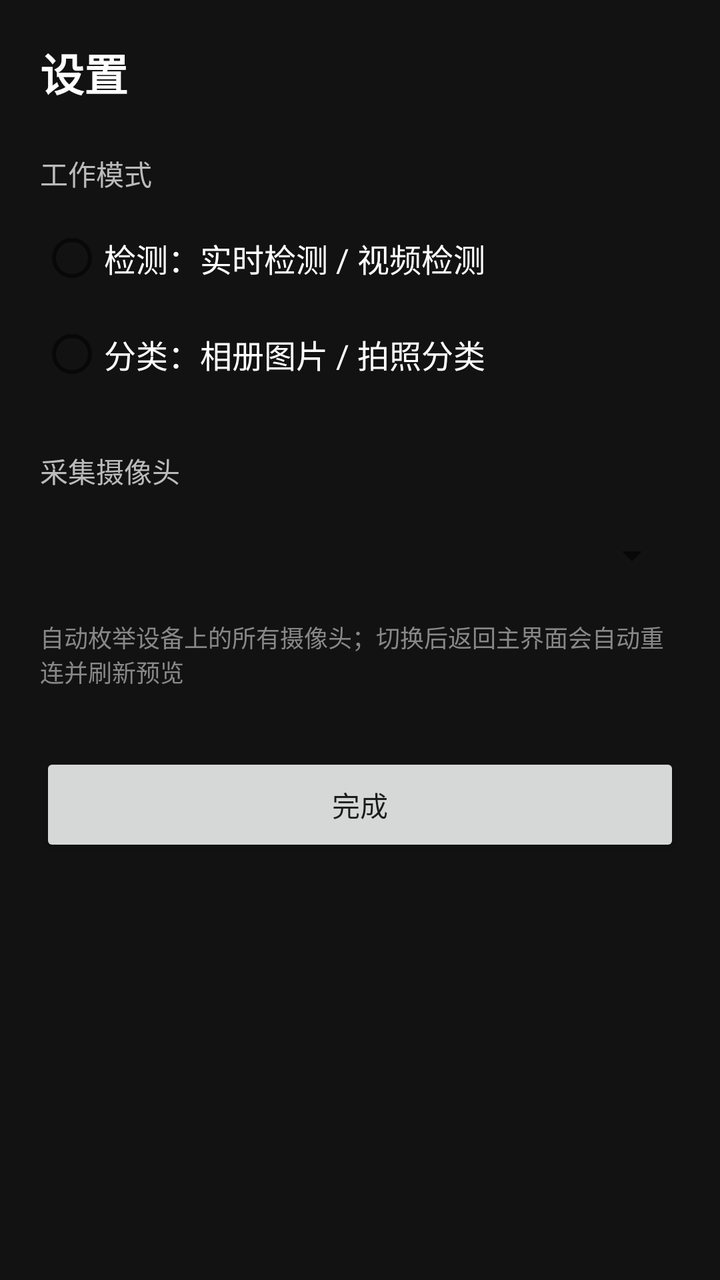
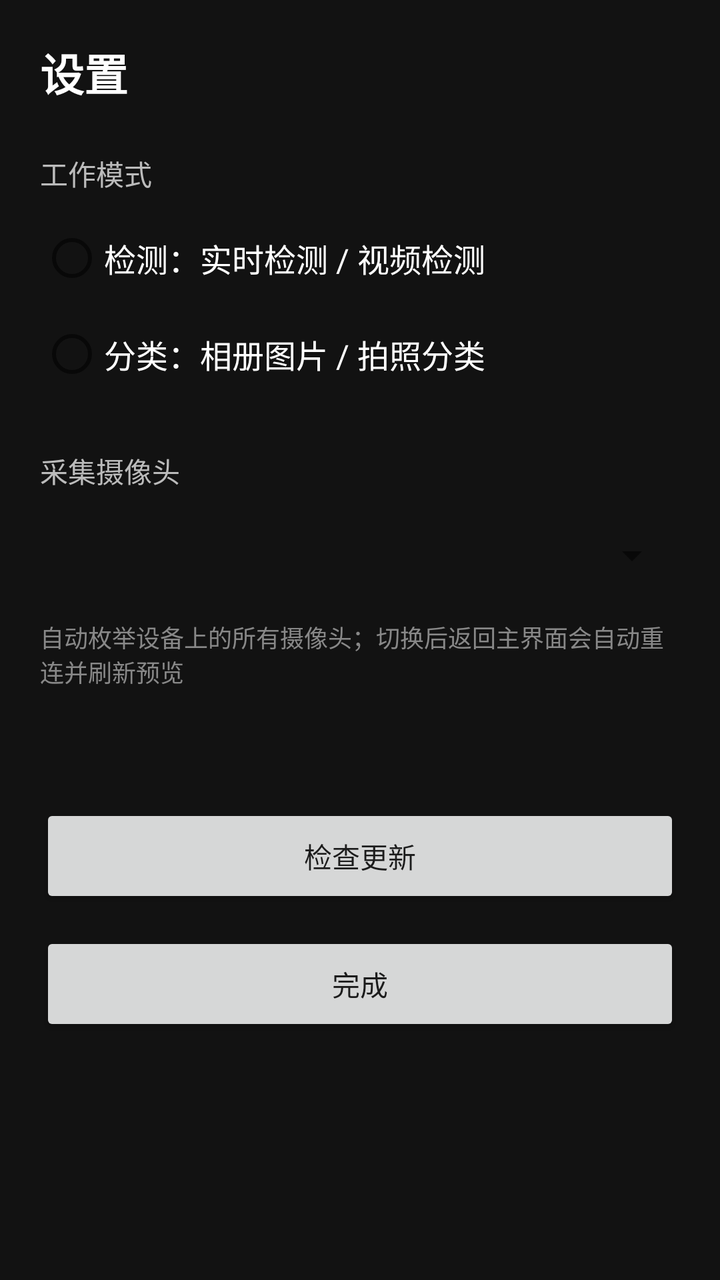

Before-and-after screenshots of an Android layout around one commit, followed by the original layout XML and the change that was made.
<!-- AndroidManifest.xml: application theme AppTheme -->
<!-- res/layout/activity_settings.xml -->
<?xml version="1.0" encoding="utf-8"?>
<ScrollView xmlns:android="http://schemas.android.com/apk/res/android"
    android:id="@+id/settings_root"
    android:layout_width="match_parent"
    android:layout_height="match_parent"
    android:background="#121212"
    android:padding="20dp">

    <LinearLayout
        android:layout_width="match_parent"
        android:layout_height="wrap_content"
        android:orientation="vertical">

        <TextView
            android:layout_width="wrap_content"
            android:layout_height="wrap_content"
            android:text="@string/settings_title"
            android:textColor="#FFFFFF"
            android:textSize="22sp"
            android:textStyle="bold" />

        <TextView
            android:layout_width="wrap_content"
            android:layout_height="wrap_content"
            android:layout_marginTop="24dp"
            android:text="@string/settings_mode_title"
            android:textColor="#BBBBBB"
            android:textSize="14sp" />

        <RadioGroup
            android:id="@+id/mode_group"
            android:layout_width="match_parent"
            android:layout_height="wrap_content"
            android:layout_marginTop="8dp"
            android:orientation="vertical">

            <RadioButton
                android:id="@+id/mode_detect"
                android:layout_width="match_parent"
                android:layout_height="48dp"
                android:text="@string/settings_mode_detect"
                android:textColor="#FFFFFF"
                android:textSize="16sp" />

            <RadioButton
                android:id="@+id/mode_classify"
                android:layout_width="match_parent"
                android:layout_height="48dp"
                android:text="@string/settings_mode_classify"
                android:textColor="#FFFFFF"
                android:textSize="16sp" />
        </RadioGroup>

        <TextView
            android:layout_width="wrap_content"
            android:layout_height="wrap_content"
            android:layout_marginTop="24dp"
            android:text="@string/settings_camera_title"
            android:textColor="#BBBBBB"
            android:textSize="14sp" />

        <Spinner
            android:id="@+id/camera_spinner"
            android:layout_width="match_parent"
            android:layout_height="48dp"
            android:layout_marginTop="8dp" />

        <TextView
            android:layout_width="wrap_content"
            android:layout_height="wrap_content"
            android:layout_marginTop="8dp"
            android:text="@string/settings_camera_hint"
            android:textColor="#888888"
            android:textSize="12sp" />

        <Button
            android:id="@+id/settings_done"
            android:layout_width="match_parent"
            android:layout_height="52dp"
            android:layout_marginTop="32dp"
            android:text="@string/settings_done" />
    </LinearLayout>
</ScrollView>
<!-- resources referenced by this layout -->
<resources>
  <string name="settings_camera_hint">自动枚举设备上的所有摄像头；切换后返回主界面会自动重连并刷新预览</string>
  <string name="settings_camera_title">采集摄像头</string>
  <string name="settings_done">完成</string>
  <string name="settings_mode_classify">分类：相册图片 / 拍照分类</string>
  <string name="settings_mode_detect">检测：实时检测 / 视频检测</string>
  <string name="settings_mode_title">工作模式</string>
  <string name="settings_title">设置</string>
  <style name="AppTheme" parent="android:Theme.Material.Light.NoActionBar">
          <item name="android:statusBarColor">#000000</item>
          <item name="android:windowBackground">#000000</item>
      </style>
</resources>

<!-- the commit's change to res/layout/activity_settings.xml (unified diff, before → after) -->
@@ -73,11 +73,26 @@
             android:textColor="#888888"
             android:textSize="12sp" />
 
+        <TextView
+            android:id="@+id/settings_version"
+            android:layout_width="wrap_content"
+            android:layout_height="wrap_content"
+            android:layout_marginTop="28dp"
+            android:textColor="#AAAAAA"
+            android:textSize="13sp" />
+
+        <Button
+            android:id="@+id/settings_check_update"
+            android:layout_width="match_parent"
+            android:layout_height="52dp"
+            android:layout_marginTop="12dp"
+            android:text="@string/settings_check_update" />
+
         <Button
             android:id="@+id/settings_done"
             android:layout_width="match_parent"
             android:layout_height="52dp"
-            android:layout_marginTop="32dp"
+            android:layout_marginTop="12dp"
             android:text="@string/settings_done" />
     </LinearLayout>
 </ScrollView>
<!-- resource entries referenced after the edit -->
@@ -2,6 +2,7 @@
 <resources>
   <string name="settings_camera_hint">自动枚举设备上的所有摄像头；切换后返回主界面会自动重连并刷新预览</string>
   <string name="settings_camera_title">采集摄像头</string>
+  <string name="settings_check_update">检查更新</string>
   <string name="settings_done">完成</string>
   <string name="settings_mode_classify">分类：相册图片 / 拍照分类</string>
   <string name="settings_mode_detect">检测：实时检测 / 视频检测</string>
